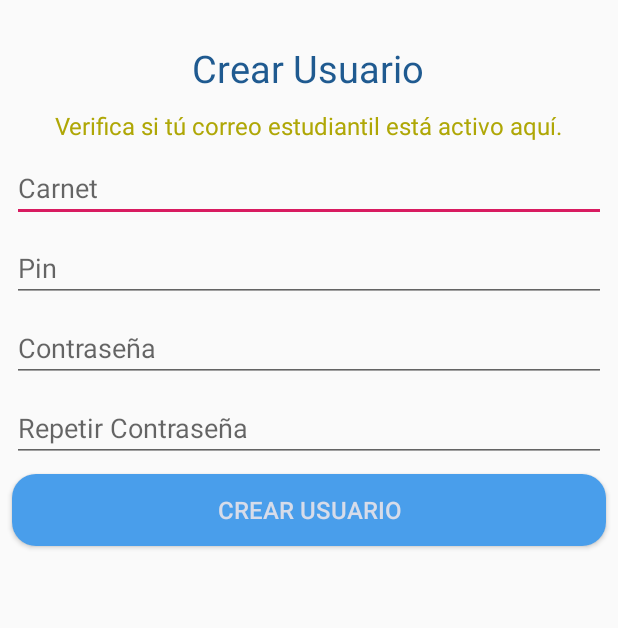
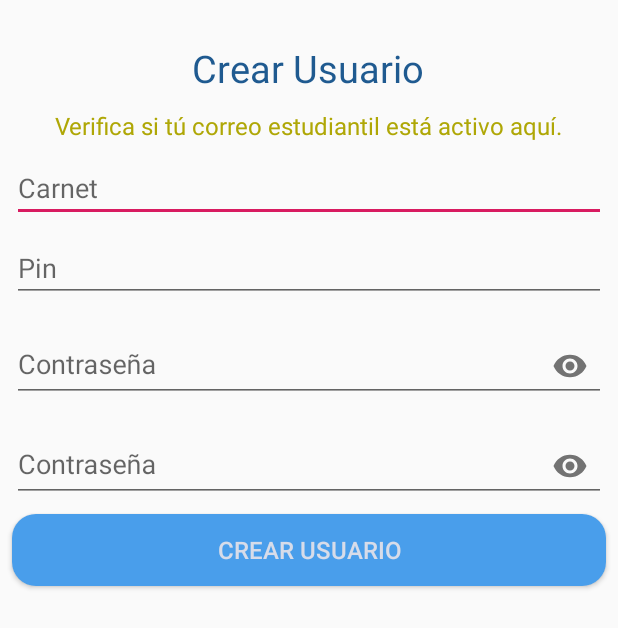
Before and after one commit to joaquinn6/Votaciones, an Android app: the layout activity_crear_usuario.xml on its own in the app's theme, with its tools: preview values and no code run, on a phone screen of 412 x 824 dp. Shown: the top 628 px of the screen. Run offline under Robolectric (Android 15) with nearby library versions, the light colour scheme and no system bars; network calls fail.

Commit message:
ver contraseña en crear usuario

```diff
--- a/app/src/main/java/com/example/votaciones/Activity/CrearUsuarioActivity.java
+++ b/app/src/main/java/com/example/votaciones/Activity/CrearUsuarioActivity.java
@@ -36,13 +36,13 @@ public class CrearUsuarioActivity extends AppCompatActivity {
 
     @Override
     protected void onCreate(Bundle savedInstanceState) {
-        super.onCreate(savedInstanceState);
+        super.onCreate(savedInstanceState);etRepetirContrasena
         setContentView(R.layout.activity_crear_usuario);
 
         etCarnet = findViewById(R.id.etCarnet);
         etPin = findViewById(R.id.etPin);
         etContrasena = findViewById(R.id.etContrasena);
-        etRepetirC = findViewById(R.id.etRepetirContrasena);
+        etRepetirC = findViewById(R.id.);
         Button btnCrearUsuario = findViewById(R.id.btnSesion);
 
         btnCrearUsuario.setOnClickListener(new View.OnClickListener() {
--- a/app/src/main/java/com/example/votaciones/Activity/InicioActivity.java
+++ b/app/src/main/java/com/example/votaciones/Activity/InicioActivity.java
@@ -69,7 +69,7 @@ public class InicioActivity extends AppCompatActivity {
     protected void onCreate(Bundle savedInstanceState) {
         super.onCreate(savedInstanceState);
         setContentView(R.layout.activity_inicio);
-        validarVoto();
+        //validarVoto();
         SharedPreferences spFecha=getSharedPreferences(FECHA, MODE_PRIVATE);
         fechaWin=spFecha.getString("fechaVotar","");
         horaVotar=spFecha.getString("horaVotar","");
@@ -111,6 +111,7 @@ public class InicioActivity extends AppCompatActivity {
         getMenuInflater().inflate(R.menu.menu_inicial, menu);
         MenuItem mnVoto=menu.findItem(R.id.mnVoto);
         MenuItem mnGrafica=menu.findItem(R.id.mnGrafica);
+        validarVoto();
         if (cffv.fnVerificarFechaHora(fechaWin,horaVotar,horaInicio)){
             if(cffv.fnMostrarGanador(fechaWin,horaVotar)){
                 mnGrafica.setVisible(true);
@@ -208,9 +209,9 @@ public class InicioActivity extends AppCompatActivity {
     @Override
     protected void onResume() {
         super.onResume();
+        validarVoto();
         fnCargarRecyclerView();
         fnBotonGanador_Menu();
-        validarVoto();
     }
 
     private void fnCargarRecyclerView() {
--- a/app/src/main/res/layout/activity_crear_usuario.xml
+++ b/app/src/main/res/layout/activity_crear_usuario.xml
@@ -21,20 +21,27 @@
         app:layout_constraintStart_toStartOf="parent"
         app:layout_constraintTop_toBottomOf="@+id/tvCorreoEstudiantil" />
 
-    <EditText
-        android:id="@+id/etContrasena"
+
+    <com.google.android.material.textfield.TextInputLayout
+        android:id="@+id/etContrasenaLayout"
         android:layout_width="0dp"
         android:layout_height="wrap_content"
         android:layout_marginStart="8dp"
         android:layout_marginTop="8dp"
         android:layout_marginEnd="8dp"
-        android:ems="10"
-        android:hint="Contraseña"
-        android:inputType="textPassword"
+        app:passwordToggleEnabled="true"
         app:layout_constraintEnd_toEndOf="parent"
-        app:layout_constraintHorizontal_bias="1.0"
         app:layout_constraintStart_toStartOf="parent"
-        app:layout_constraintTop_toBottomOf="@+id/etPin" />
+        app:layout_constraintTop_toBottomOf="@+id/etPin" >
+        <com.google.android.material.textfield.TextInputEditText
+            android:id="@+id/etContrasena"
+            android:layout_height="match_parent"
+            android:layout_width="match_parent"
+            android:ems="10"
+            android:hint="Contraseña"
+            android:inputType="textPassword"
+            />
+    </com.google.android.material.textfield.TextInputLayout>
 
     <Button
         android:id="@+id/btnSesion"
@@ -50,7 +57,7 @@
         app:layout_constraintEnd_toEndOf="parent"
         app:layout_constraintHorizontal_bias="0.0"
         app:layout_constraintStart_toStartOf="parent"
-        app:layout_constraintTop_toBottomOf="@+id/etRepetirContrasena" />
+        app:layout_constraintTop_toBottomOf="@+id/etRepetirContrasenaLayout" />
 
     <TextView
         android:id="@+id/textView"
@@ -81,20 +88,27 @@
         app:layout_constraintStart_toStartOf="parent"
         app:layout_constraintTop_toBottomOf="@+id/etCarnet" />
 
-    <EditText
-        android:id="@+id/etRepetirContrasena"
-        android:layout_width="0dp"
+
+    <com.google.android.material.textfield.TextInputLayout
+        android:id="@+id/etRepetirContrasenaLayout"
+        android:layout_width="match_parent"
         android:layout_height="wrap_content"
         android:layout_marginStart="8dp"
         android:layout_marginTop="8dp"
         android:layout_marginEnd="8dp"
-        android:ems="10"
-        android:hint="Repetir Contraseña"
-        android:inputType="textPassword"
+        app:passwordToggleEnabled="true"
         app:layout_constraintEnd_toEndOf="parent"
-        app:layout_constraintHorizontal_bias="1.0"
         app:layout_constraintStart_toStartOf="parent"
-        app:layout_constraintTop_toBottomOf="@+id/etContrasena" />
+        app:layout_constraintTop_toBottomOf="@+id/etContrasenaLayout" >
+        <com.google.android.material.textfield.TextInputEditText
+            android:id="@+id/etRepetirContrasena"
+            android:layout_height="match_parent"
+            android:layout_width="match_parent"
+            android:ems="10"
+            android:hint="Contraseña"
+            android:inputType="textPassword"
+            />
+    </com.google.android.material.textfield.TextInputLayout>
 
     <TextView
         android:id="@+id/tvCorreoEstudiantil"
```
